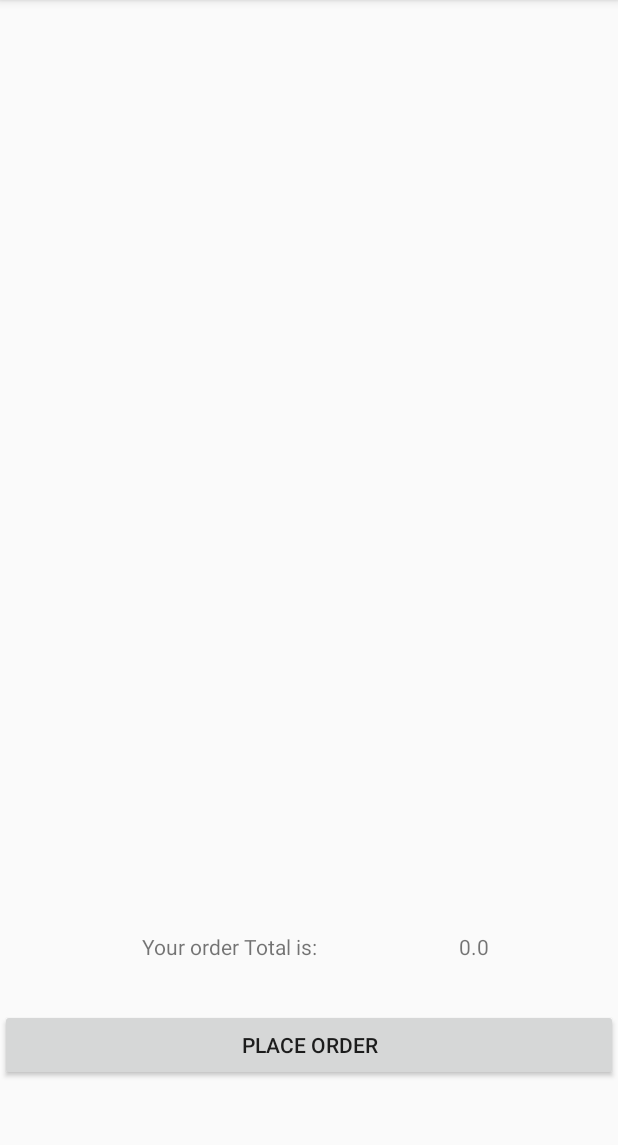
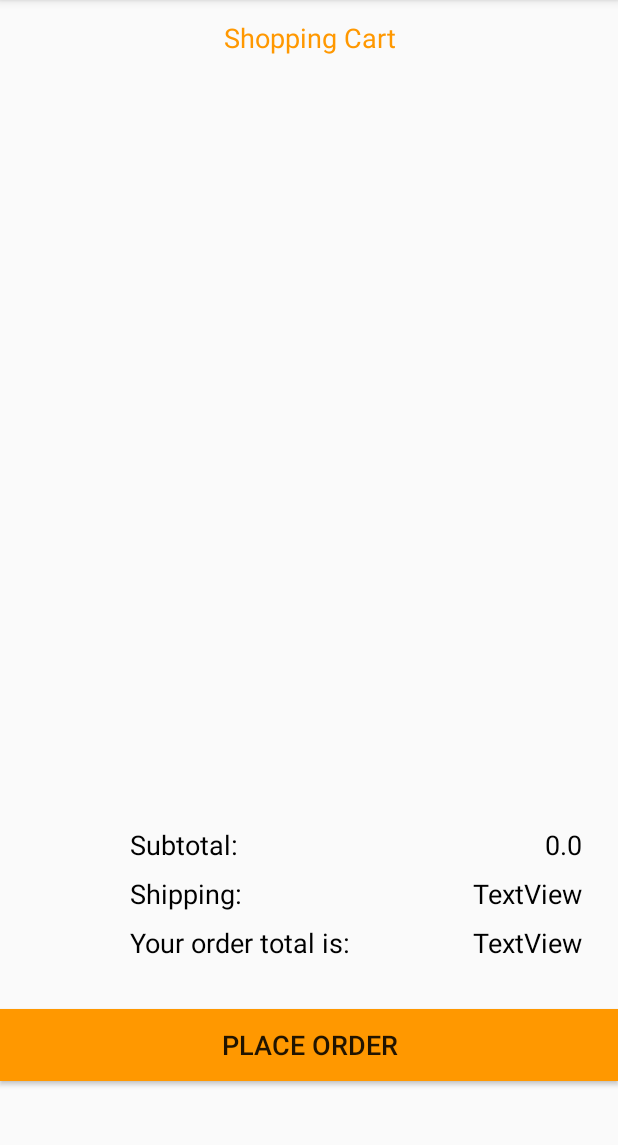
Before and after one commit to Jcgvanni/JCPGameStore, an Android app: the CartActivity screen opened directly, with no data from a screen before it, on a phone screen of 412 x 824 dp, the part 84-1229 px from its top. Run offline under Robolectric (Android 15) with nearby library versions, the phone set to English and light mode, and no system bars; Roboto replaces fonts that are not available here; 3 statements that could not run were skipped.

Commit message:
Another push

```diff
--- a/app/src/main/java/com/example/jcpgamestore/CartActivity.java
+++ b/app/src/main/java/com/example/jcpgamestore/CartActivity.java
@@ -41,11 +41,12 @@ public class CartActivity extends AppCompatActivity {
         totalAmount = findViewById( R.id.txtTotalAmount );
         calculateTotal();
 
+        //When placing an order, it resets the cart. So you can place an order again with the same user.
         btnPlaceOrder.setOnClickListener( new View.OnClickListener() {
             @Override
             public void onClick(View view) {
                 cartArrayList.clear();
-                Toast.makeText(CartActivity.this, "Thank you for shopping with us", Toast.LENGTH_SHORT).show();
+                Toast.makeText(CartActivity.this, "Thank you for shopping with us", Toast.LENGTH_LONG).show();
 
                 Intent intent = new Intent();
                 intent.putExtra("CART", "empty");
@@ -53,8 +54,6 @@ public class CartActivity extends AppCompatActivity {
                 finish();
             }
         } );
-
-
     }
 
 
@@ -64,10 +63,6 @@ public class CartActivity extends AppCompatActivity {
         for (Cart cart: cartArrayList) {
             total = total + cart.calculateTotal();
         }
-
-        // TODO: 2019-11-22  DecimalFormat df = new
-        // TODO: 2019-11-22  DecimalFormat df = new
-
         totalAmount.setText( total.toString() );
     }
 }
--- a/app/src/main/java/com/example/jcpgamestore/CartAdapter.java
+++ b/app/src/main/java/com/example/jcpgamestore/CartAdapter.java
@@ -7,10 +7,7 @@ import android.widget.TextView;
 import androidx.annotation.NonNull;
 import androidx.recyclerview.widget.RecyclerView;
 import androidx.recyclerview.widget.RecyclerView.Adapter;
-
 import com.example.jcpgamestore.model.Cart;
-
-
 import java.util.ArrayList;
 
 public class CartAdapter extends Adapter<CartAdapter.CartViewHolder> {
@@ -40,7 +37,6 @@ public class CartAdapter extends Adapter<CartAdapter.CartViewHolder> {
         txtGameName.setText(cart.getProduct().getGameName());
         qty.setText( cart.getQuantity().toString());
         amount.setText(cart.calculateTotal().toString());
-
     }
 
     @Override
--- a/app/src/main/java/com/example/jcpgamestore/CustomAdapter.java
+++ b/app/src/main/java/com/example/jcpgamestore/CustomAdapter.java
@@ -119,13 +119,9 @@ public class CustomAdapter extends RecyclerView.Adapter<CustomAdapter.MyViewHold
             @Override
             public void onClick(View view) {
 
-
-
                 DataGame product = dataSet.get( position);
 
                 // TODO: Check if the product exists in the carts and only update the quantity
-
-
                     Cart cart = new Cart();
                     cart.setUser( user );
                     cart.setUserId( user.getId() );
--- a/app/src/main/java/com/example/jcpgamestore/MainActivity.java
+++ b/app/src/main/java/com/example/jcpgamestore/MainActivity.java
@@ -65,7 +65,7 @@ public class MainActivity extends AppCompatActivity {
             adapter.cleanCart();
         }
     }
-
+    //Load data into DB
     private void loadGameData() {
         List<DataGame> productsFromDB = myDb.loadGames();
         if (productsFromDB.isEmpty()) {
@@ -95,7 +95,7 @@ public class MainActivity extends AppCompatActivity {
 
         }
     }
-    //Search widget in Menu Bar
+    //Search Widget in Menu Bar
     @Override
     public boolean onCreateOptionsMenu(Menu menu) {
         //Inflate the menu;
@@ -112,7 +112,6 @@ public class MainActivity extends AppCompatActivity {
             @Override
             public boolean onMenuItemClick(MenuItem menuItem) {
                 startActivityForResult(intent, 1);
-//                startActivity(intent);
                 return true;
             }
         } );
--- a/app/src/main/java/com/example/jcpgamestore/model/DataGame.java
+++ b/app/src/main/java/com/example/jcpgamestore/model/DataGame.java
@@ -1,7 +1,4 @@
 package com.example.jcpgamestore.model;
-
-import android.os.Parcel;
-import android.os.Parcelable;
 
 import java.io.Serializable;
 
@@ -27,6 +24,7 @@ public class DataGame implements Serializable {
         this.id = id;
     }
 
+
     public String getGameName() {
         return gameName;
     }
@@ -35,6 +33,7 @@ public class DataGame implements Serializable {
         this.gameName = gameName;
     }
 
+
     public Double getPrice() {
         return price;
     }
@@ -42,6 +41,7 @@ public class DataGame implements Serializable {
     public void setPrice(Double price) {
         this.price = price;
     }
+
 
     public int getImage() {
         return image;
--- a/app/src/main/java/com/example/jcpgamestore/model/User.java
+++ b/app/src/main/java/com/example/jcpgamestore/model/User.java
@@ -26,6 +26,7 @@ public class User implements Serializable {
         this.id = id;
     }
 
+
     public String getFullName() {
         return fullName;
     }
@@ -33,6 +34,7 @@ public class User implements Serializable {
     public void setFullName(String fullName) {
         this.fullName = fullName;
     }
+
 
     public String getEmail() {
         return email;
@@ -42,6 +44,7 @@ public class User implements Serializable {
         this.email = email;
     }
 
+
     public String getAddress() {
         return address;
     }
@@ -49,6 +52,7 @@ public class User implements Serializable {
     public void setAddress(String address) {
         this.address = address;
     }
+
 
     public String getPassword() {
         return password;
--- a/app/src/main/res/layout/activity_cart.xml
+++ b/app/src/main/res/layout/activity_cart.xml
@@ -8,44 +8,107 @@
     android:layout_height="match_parent"
     tools:context=".CartActivity">
 
-    <LinearLayout
+    <TextView
+        android:id="@+id/textView3"
         android:layout_width="match_parent"
-        android:layout_height="match_parent"
-        android:orientation="vertical">
+        android:layout_height="50dp"
+        android:gravity="center_horizontal|center_vertical"
+        android:text="@string/txtViewShoppingCart"
+        android:textColor="#FF9800"
+        android:textSize="18sp" />
 
-        <androidx.recyclerview.widget.RecyclerView
-            android:id="@+id/recyclerCart"
-            android:layout_width="match_parent"
-            android:layout_height="461dp">
+    <androidx.recyclerview.widget.RecyclerView
+        android:id="@+id/recyclerCart"
+        android:layout_width="match_parent"
+        android:layout_height="wrap_content"
+        android:layout_below="@id/textView3">
 
-        </androidx.recyclerview.widget.RecyclerView>
-
-    </LinearLayout>
+    </androidx.recyclerview.widget.RecyclerView>
 
     <androidx.constraintlayout.widget.ConstraintLayout
         android:layout_width="match_parent"
         android:layout_height="match_parent">
 
         <TextView
+            android:id="@+id/txtTotalAmount"
+            android:layout_width="wrap_content"
+            android:layout_height="wrap_content"
+            android:layout_marginEnd="8dp"
+            android:layout_marginRight="8dp"
+            android:layout_marginBottom="8dp"
+            android:paddingRight="16dp"
+            android:text="TextView"
+            android:textColor="#000000"
+            android:textSize="18sp"
+            app:layout_constraintBottom_toTopOf="@+id/shipping"
+            app:layout_constraintEnd_toEndOf="parent" />
+
+        <TextView
+            android:id="@+id/textView6"
+            android:layout_width="wrap_content"
+            android:layout_height="wrap_content"
+            android:layout_marginBottom="8dp"
+            android:paddingLeft="8dp"
+            android:text="@string/txtSubtotal"
+            android:textColor="#000000"
+            android:textSize="18sp"
+            app:layout_constraintBottom_toTopOf="@+id/textView4"
+            app:layout_constraintStart_toStartOf="@+id/textView4" />
+
+        <TextView
             android:id="@+id/textView"
             android:layout_width="wrap_content"
             android:layout_height="wrap_content"
             android:layout_marginBottom="32dp"
+            android:paddingLeft="8dp"
+            android:paddingRight="4dp"
             android:text="@string/txtOrderTotal"
+            android:textColor="#000000"
+            android:textSize="18sp"
             app:layout_constraintBottom_toTopOf="@+id/btnPlaceOrder"
-            app:layout_constraintEnd_toStartOf="@+id/txtTotalAmount"
+            app:layout_constraintEnd_toStartOf="@+id/txtOrderTotal"
+            app:layout_constraintHorizontal_bias="0.5"
             app:layout_constraintStart_toStartOf="parent" />
 
         <TextView
-            android:id="@+id/txtTotalAmount"
+            android:id="@+id/textView4"
             android:layout_width="wrap_content"
             android:layout_height="wrap_content"
+            android:layout_marginBottom="8dp"
+            android:paddingLeft="8dp"
+            android:text="@string/txtShipping"
+            android:textColor="#000000"
+            android:textSize="18sp"
+            app:layout_constraintBottom_toTopOf="@+id/textView"
+            app:layout_constraintStart_toStartOf="@+id/textView" />
+
+        <TextView
+            android:id="@+id/shipping"
+            android:layout_width="wrap_content"
+            android:layout_height="wrap_content"
+            android:layout_marginEnd="8dp"
+            android:layout_marginRight="8dp"
+            android:layout_marginBottom="8dp"
+            android:paddingRight="16dp"
+            android:text="TextView"
+            android:textColor="#000000"
+            android:textSize="18sp"
+            app:layout_constraintBottom_toTopOf="@+id/txtOrderTotal"
+            app:layout_constraintEnd_toEndOf="parent" />
+
+        <TextView
+            android:id="@+id/txtOrderTotal"
+            android:layout_width="wrap_content"
+            android:layout_height="wrap_content"
+            android:layout_marginEnd="8dp"
+            android:layout_marginRight="8dp"
             android:layout_marginBottom="32dp"
+            android:paddingRight="16dp"
             android:text="TextView"
+            android:textColor="#000000"
+            android:textSize="18sp"
             app:layout_constraintBottom_toTopOf="@+id/btnPlaceOrder"
-            app:layout_constraintEnd_toEndOf="parent"
-            app:layout_constraintHorizontal_bias="0.78"
-            app:layout_constraintStart_toStartOf="parent" />
+            app:layout_constraintEnd_toEndOf="parent" />
 
         <Button
             android:id="@+id/btnPlaceOrder"
@@ -53,7 +116,9 @@
 
             android:layout_height="wrap_content"
             android:layout_marginBottom="47dp"
+            android:background="#FF9800"
             android:text="@string/btnTxtPlace"
+            android:textSize="18sp"
             app:layout_constraintBottom_toBottomOf="parent"
             app:layout_constraintEnd_toEndOf="parent"
             app:layout_constraintStart_toStartOf="parent" />
--- a/app/src/main/res/layout/activity_signup_form.xml
+++ b/app/src/main/res/layout/activity_signup_form.xml
@@ -49,6 +49,7 @@
         android:layout_height="wrap_content"
         android:ems="10"
         android:hint="@string/txtAddress"
+        android:inputType="textNoSuggestions"
         app:layout_constraintEnd_toEndOf="parent"
         app:layout_constraintHorizontal_bias="0.5"
         app:layout_constraintStart_toStartOf="parent"
--- a/app/src/main/res/layout/cart_item_layout.xml
+++ b/app/src/main/res/layout/cart_item_layout.xml
@@ -33,7 +33,7 @@
                     android:text="@string/titleGameDesc"
                     android:textAppearance="@style/TextAppearance.AppCompat.Medium"
                     android:textColor="@android:color/holo_orange_dark"
-                    android:textSize="20sp" />
+                    android:textSize="18sp" />
 
             </TableRow>
 
@@ -62,7 +62,7 @@
                     android:paddingRight="8dp"
                     android:text="Item Total"
                     android:textColor="#000000"
-                    android:textSize="24sp" />
+                    android:textSize="18sp" />
             </TableRow>
 
         </TableLayout>
--- a/app/src/main/res/values/strings.xml
+++ b/app/src/main/res/values/strings.xml
@@ -25,7 +25,10 @@
     <string name="btnCart">Add to Cart</string>
     <string name="btnTxtPlace">Place Order</string>
     <string name="txtAddress">Address</string>
-    <string name="txtOrderTotal">Your order Total is:</string>
+    <string name="txtOrderTotal">Your order total is:</string>
+    <string name="txtViewShoppingCart">Shopping Cart</string>
+    <string name="txtShipping" >Shipping:</string>
+    <string name="txtSubtotal">Subtotal:</string>
 
     <string-array name="numbers">
         <item>1</item>
```
Lines whose indentation alone changed are shown as unchanged.
